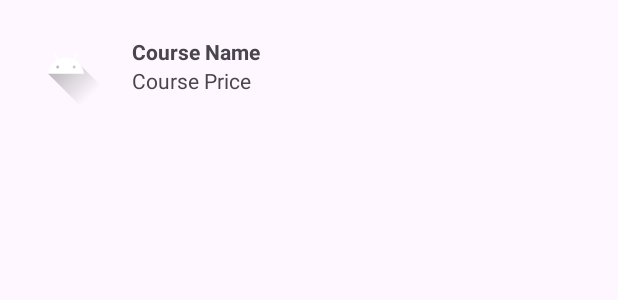
After one commit to chunhai2703/PRM392_Login-Sigup-Screens, an Android app: the layout product_list.xml on its own in the app's theme, with its tools: preview values and no code run, on a phone screen of 412 x 824 dp. The commit adds this screen. Shown: the top 300 px of the screen. Run offline under Robolectric (Android 15) with nearby library versions, the phone set to English and light mode, and no system bars.

Commit message:
add view list product

```diff
--- /dev/null
+++ b/app/src/main/java/com/example/myapplication/src/ApiService.java
@@ -0,0 +1,4 @@
+package com.example.myapplication.src;
+
+public interface ApiService {
+}
--- /dev/null
+++ b/app/src/main/res/layout/product_list.xml
@@ -0,0 +1,36 @@
+<?xml version="1.0" encoding="utf-8"?>
+<LinearLayout xmlns:android="http://schemas.android.com/apk/res/android"
+    android:layout_width="match_parent"
+    android:layout_height="wrap_content"
+    android:orientation="horizontal"
+    android:padding="8dp">
+
+    <ImageView
+        android:id="@+id/courseImg"
+        android:layout_width="72dp"
+        android:layout_height="72dp"
+        android:padding="8dp"
+        android:src="@drawable/ic_launcher_foreground" />
+
+    <LinearLayout
+        android:layout_width="wrap_content"
+        android:layout_height="wrap_content"
+        android:layout_gravity="center"
+        android:orientation="vertical"
+        android:paddingStart="8dp"
+        android:paddingLeft="8dp">
+
+        <TextView
+            android:id="@+id/courseName"
+            android:layout_width="wrap_content"
+            android:layout_height="wrap_content"
+            android:text="Course Name"
+            android:textStyle="bold" />
+
+        <TextView
+            android:id="@+id/coursePrice"
+            android:layout_width="wrap_content"
+            android:layout_height="wrap_content"
+            android:text="Course Price" />
+    </LinearLayout>
+</LinearLayout>
```
Also changed, not shown: app/build.gradle.kts (+7 -0 lines), app/src/main/java/com/example/myapplication/HomeActivity.java (+106 -6 lines), app/src/main/java/com/example/myapplication/entity/ProductEntity.java (added, +103 -0 lines), app/src/main/java/com/example/myapplication/src/ProductAdapter.java (added, +53 -0 lines), app/src/main/java/com/example/myapplication/src/RetrofitClient.java (added, +20 -0 lines), app/src/main/res/layout/activity_home.xml (+16 -13 lines), gradle/libs.versions.toml (+9 -1 lines).
